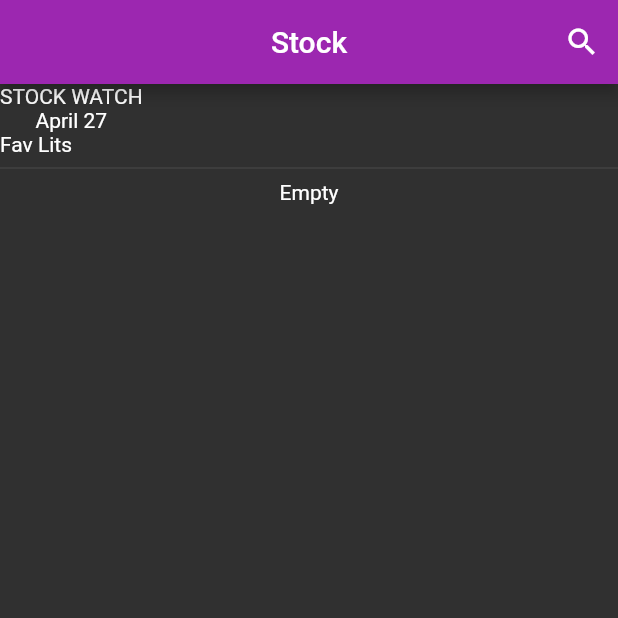
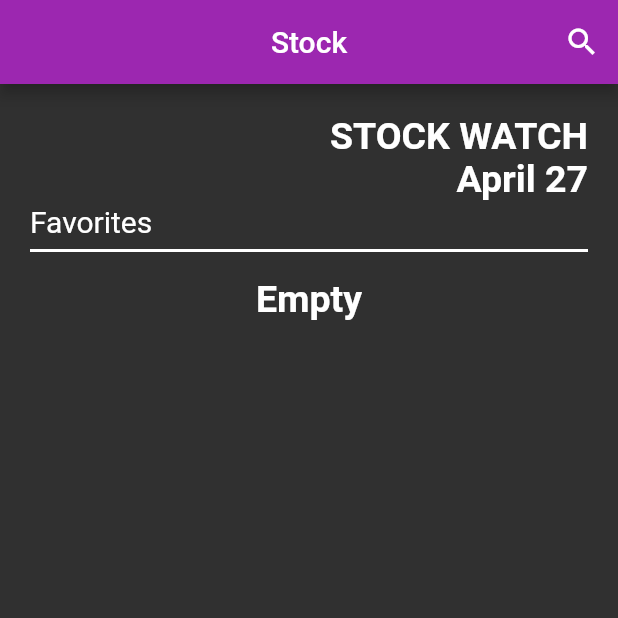
Before and after one commit to ruyuan-zuo/stock_watch, a Flutter app: the screen it shows after launch, on a phone screen of 412 x 824 dp, the top half of it. Run offline on Flutter 3.47's test engine with Material 2 defaults, Android fonts, the phone set to English and light mode, and no system bars; our stand-ins replace shared_preferences.

Commit message:
updated some color and style :  working ver

```diff
--- a/lib/home_screen.dart
+++ b/lib/home_screen.dart
@@ -301,7 +301,7 @@ class _HomeScreenState extends State<HomeScreen> {
 
   Future<List<SearchEntry>> _getSharedPref() async {
     String? stockEntryString = await getStringValuesSF();
-    // print(stockEntryString);
+    print("get=" + stockEntryString!);
     Fu = decode(stockEntryString!); // updates our global favlists gives s list
     return Fu;
   }
@@ -315,16 +315,10 @@ class _HomeScreenState extends State<HomeScreen> {
     // Fetch and decode data
   }
 
-  @override
-  void didChangeDependencies() {
-    print('didChangeDependencies');
-    update(); // OK
-    super.didChangeDependencies();
-  }
-
   void update() {
     setState(() {
       Fu = _getSharedPref();
+
       // _loadFav();
     });
   }
@@ -342,7 +336,6 @@ class _HomeScreenState extends State<HomeScreen> {
           centerTitle: true,
           title: Text('Stock'),
           backgroundColor: Colors.purple,
-
           actions: [
             IconButton(
               onPressed: () {
@@ -365,23 +358,40 @@ class _HomeScreenState extends State<HomeScreen> {
             ),
           ],
         ),
-      body: Column(
+        body: Padding(
+          padding: const EdgeInsets.only(
+            left: 20,
+            top: 20,
+            right: 20,
+            bottom: 20,
+          ),
+          child: Column(
             crossAxisAlignment: CrossAxisAlignment.start,
             mainAxisSize: MainAxisSize.min,
             // padding: const EdgeInsets.all(16.0),
 
             children: <Widget>[
               Column(
-            children:<Widget>[
-              Text("STOCK WATCH",textAlign: TextAlign.right),
-              Text(formatter.format(now), textAlign: TextAlign.right),
-
-
+                children: <Widget>[
+                  Align(
+                    alignment: Alignment.topRight,
+                    child: Text("STOCK WATCH",
+                        textAlign: TextAlign.right,
+                        style: TextStyle(
+                            fontSize: 25, fontWeight: FontWeight.bold)),
+                  ),
+                  Align(
+                      alignment: Alignment.topRight,
+                      child: Text(formatter.format(now),
+                          textAlign: TextAlign.right,
+                          style: TextStyle(
+                              fontSize: 25, fontWeight: FontWeight.bold))),
                 ],
               ),
+              SizedBox(height: 2),
 
-          Text("Fav Lits"),
-          Divider(),
+              Text("Favorites", style: TextStyle(fontSize: 20)),
+              Divider(thickness: 2, color: Colors.white),
               // favlists.length == 0? Text("FAVES") : renderFavList(favlists),
               FutureBuilder(
                 future: Fu,
@@ -391,9 +401,11 @@ class _HomeScreenState extends State<HomeScreen> {
                   if (snapshot.connectionState == ConnectionState.done) {
                     // If we got an error
 
-                if (Fu == null ) {
+                    if (Fu == null) {
                       return Center(
-                    child: Text("Empty"),
+                        child: Text("Empty",
+                            style: TextStyle(
+                                fontSize: 25, fontWeight: FontWeight.bold)),
                       );
                       // if we got our data
                     } else if (snapshot.hasData) {
@@ -404,12 +416,17 @@ class _HomeScreenState extends State<HomeScreen> {
                         child: ListView.builder(
                             scrollDirection: Axis.vertical,
                             itemCount: data.length,
-                        padding: const EdgeInsets.all(16.0),
                             itemBuilder: (context, i) {
-                          if (i.isOdd) return const Divider();
+                              if (i.isOdd)
+                                return const Divider(
+                                  thickness: 2,
+                                  color: Colors.white,
+                                );
                               /*2*/
 
                               final index = i ~/ 2; /*3*/
+                              print(index);
+                              print(i);
                               return GestureDetector(
                                   onTap: () {
                                     Navigator.push(
@@ -428,15 +445,39 @@ class _HomeScreenState extends State<HomeScreen> {
                                       update();
                                     });
                                   },
-                            child: Text(data[index].displaySymbol),
-                          );
+                                  child: Container(
+                                      padding: const EdgeInsets.fromLTRB(
+                                          17, 7, 7.0, 7.0),
+                                      child: Column(children: <Widget>[
+                                        Align(
+                                          alignment: Alignment.topLeft,
+                                          child:
+                                              Text(data[index].displaySymbol),
+                                        ),
+                                        Align(
+                                          alignment: Alignment.topLeft,
+                                          child: Text(data[index]
+                                                  .description
+                                                  .substring(0, 1) +
+                                              data[index]
+                                                  .description
+                                                  .substring(1)
+                                                  .toLowerCase()
+                                                  .split('inc')[0] +
+                                              "Inc"),
+                                        ),
+                                      ])));
                             }),
                       );
-                }
-                else if (snapshot.hasError){
-                  return Center(
-                    child: Text("Empty"),
-                  );
+                    } else if (snapshot.hasError) {
+                      return Column(children: const <Widget>[
+                        SizedBox(height: 10),
+                        Center(
+                          child: Text("Empty",
+                              style: TextStyle(
+                                  fontSize: 25, fontWeight: FontWeight.bold)),
+                        ),
+                      ]);
                     }
                   }
 
@@ -448,7 +489,7 @@ class _HomeScreenState extends State<HomeScreen> {
               )
             ],
           ),
-    );
+        ));
   }
 }
 
@@ -527,7 +568,6 @@ class _SearchScreenState extends State<SearchScreen> {
     super.dispose();
   }
 
-
   @override
   Widget build(BuildContext) {
     return Scaffold(
@@ -555,7 +595,9 @@ class _SearchScreenState extends State<SearchScreen> {
         ),
       ),
       body: searchEntries.isEmpty
-          ? Center(child: Text('No suggestions Found'))
+          ? Center(
+              child:
+                  Text('No suggestions Found!', style: TextStyle(fontSize: 22)))
           : _builContent(searchEntries),
     );
   }
@@ -664,14 +706,15 @@ class _StockDetailState extends State<StockDetail> {
 
   @override
   Widget build(BuildContext context) {
-    return FutureBuilder(
+    return Container(
+        decoration: BoxDecoration(color: Colors.black12),
+        child: FutureBuilder(
           future: _getStockInfo(widget.entryDetail.displaySymbol),
           builder: (context, snapshot) {
-
             if (snapshot.connectionState == ConnectionState.done) {
-          if(snapshot.data == null){
+              if (snapshot.data == null) {
                 Center(
-              child:Text("Failed to Fetch Stock Data"),
+                  child: Text("Failed to Fetch Stock Data"),
                 );
               }
               if (snapshot.hasData) {
@@ -683,12 +726,12 @@ class _StockDetailState extends State<StockDetail> {
                       child: Text('Details'),
                     ),
                     backgroundColor: Colors.purple,
-
                     leading: BackButton(
                       onPressed: () {
                         // Navigate back to the first screen by popping the current route
                         // off the stack.
-                    Navigator.of(context).popUntil((route) => route.isFirst);
+                        Navigator.of(context)
+                            .popUntil((route) => route.isFirst);
                       },
                     ),
                     actions: [
@@ -705,7 +748,8 @@ class _StockDetailState extends State<StockDetail> {
                                   widget.entryDetail.displaySymbol);
                               isInFavList = false;
                             }
-                        final String encodedData = SearchEntry.encode(favList);
+                            final String encodedData =
+                                SearchEntry.encode(favList);
                             print(encodedData);
                             print("\n");
                             updateFavListInMem(encodedData);
@@ -731,7 +775,7 @@ class _StockDetailState extends State<StockDetail> {
               child: CircularProgressIndicator(),
             );
           },
-    );
+        ));
   }
 }
 
```
Lines whose indentation alone changed are shown as unchanged.
